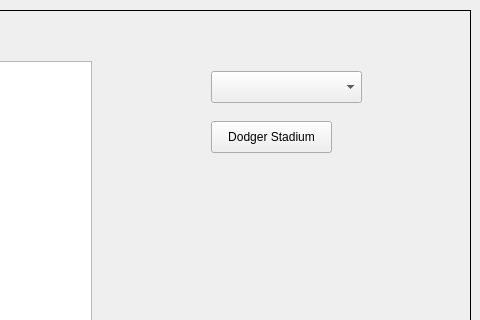
First picture: the form in CS1D_Project_2/mainwindow.ui, repository hicholasnu/Take-Me-Out-To-The-Ballgame, before the edit; both pictures show x 320 to 800 and y 0 to 320 of the 800 by 600 pixel window.
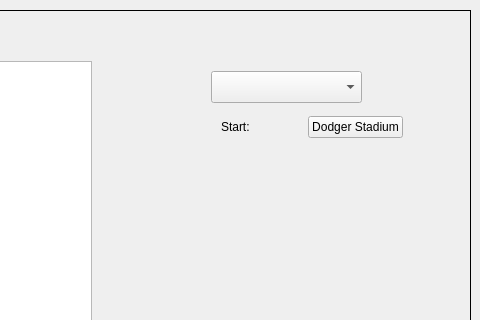
Second picture: the form after the edit.

The edit to the form file:
```diff
--- a/CS1D_Project_2/mainwindow.ui
+++ b/CS1D_Project_2/mainwindow.ui
@@ -640,18 +640,31 @@
        </rect>
       </property>
      </widget>
-     <widget class="QPushButton" name="pushButtonDodger">
+     <widget class="QWidget" name="">
       <property name="geometry">
        <rect>
-        <x>520</x>
-        <y>110</y>
-        <width>121</width>
+        <x>530</x>
+        <y>100</y>
+        <width>182</width>
         <height>32</height>
        </rect>
       </property>
+      <layout class="QHBoxLayout" name="horizontalLayout">
+       <item>
+        <widget class="QLabel" name="labelStart">
+         <property name="text">
+          <string>Start:</string>
+         </property>
+        </widget>
+       </item>
+       <item>
+        <widget class="QPushButton" name="pushButtonDodger">
       <property name="text">
        <string>Dodger Stadium</string>
       </property>
+        </widget>
+       </item>
+      </layout>
      </widget>
     </widget>
    </widget>
```
Lines whose indentation alone changed are shown as unchanged.
